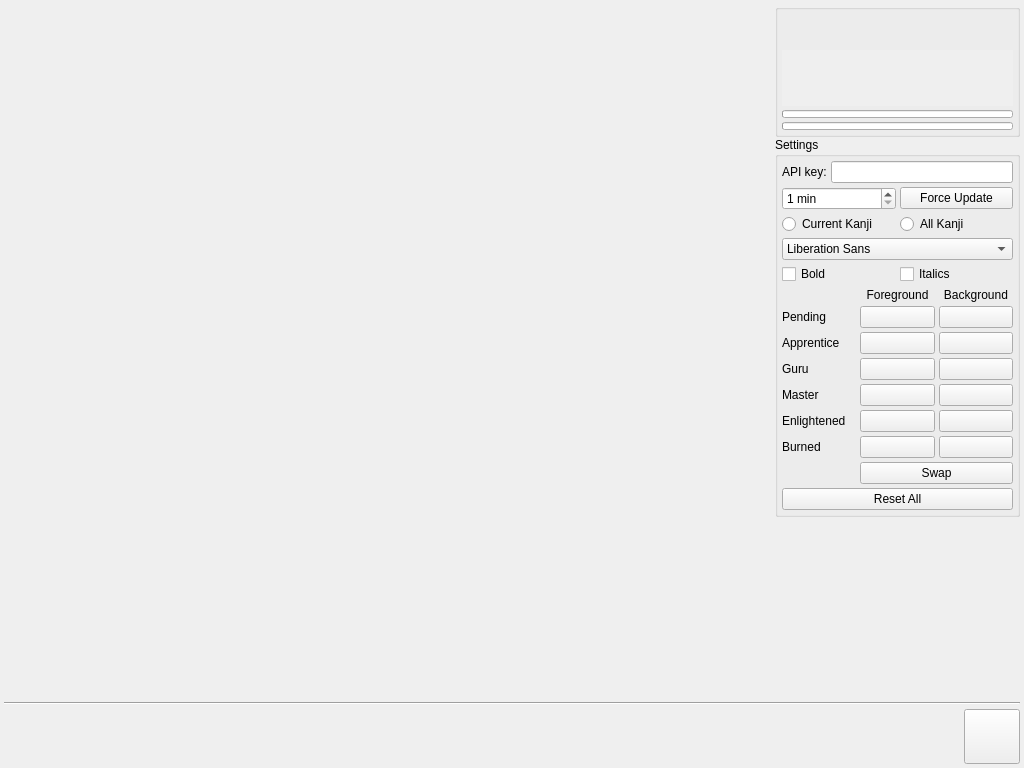
Qt form src/widget.ui (agarny/wanikani) before a commit.
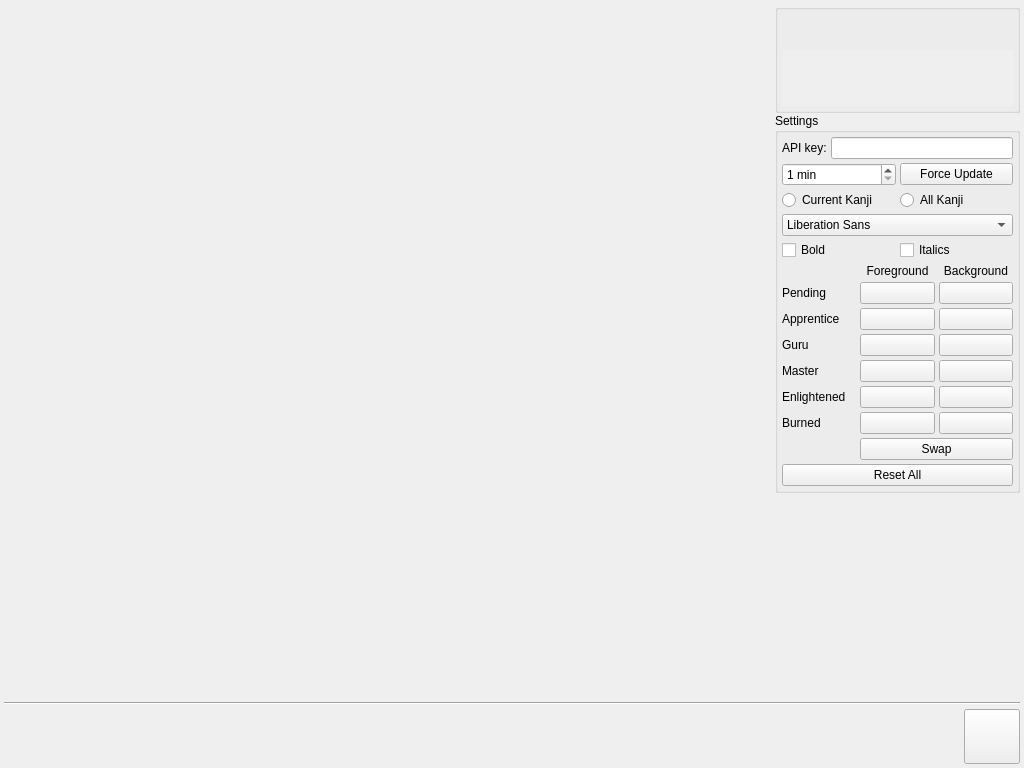
The same form after that commit. Icons and pictures are not drawn.

Commit message: Some further work on having a proper WaniKani class.

```diff
--- a/src/widget.ui
+++ b/src/widget.ui
@@ -179,32 +179,6 @@
               </item>
              </layout>
             </item>
-            <item>
-             <widget class="QProgressBar" name="currentRadicalsValue">
-              <property name="maximumSize">
-               <size>
-                <width>16777215</width>
-                <height>8</height>
-               </size>
-              </property>
-              <property name="textVisible">
-               <bool>false</bool>
-              </property>
-             </widget>
-            </item>
-            <item>
-             <widget class="QProgressBar" name="currentKanjiValue">
-              <property name="maximumSize">
-               <size>
-                <width>16777215</width>
-                <height>8</height>
-               </size>
-              </property>
-              <property name="textVisible">
-               <bool>false</bool>
-              </property>
-             </widget>
-            </item>
            </layout>
           </widget>
          </item>
```
The commit also changes 3 other files.
